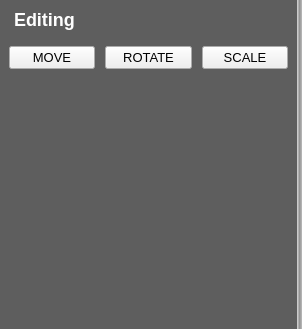
Above: WorldBuildingModule/ui/ObjectManipulationsWidget.ui from realXtend/tundra before the change. Below: the same form after it.
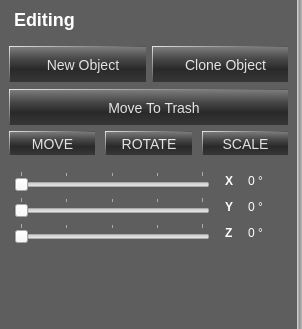
That is the form after the change. Icons and pictures are not drawn.

Commit message: World building: new rotate slider controls, clone, new and delete buttons for selected object. Better ui updating on selecting/deselecting object with manip mode enabled.

Diff of the .ui file:
```diff
--- a/WorldBuildingModule/ui/ObjectManipulationsWidget.ui
+++ b/WorldBuildingModule/ui/ObjectManipulationsWidget.ui
@@ -36,12 +36,52 @@
 	background-color: qlineargradient(spread:pad, x1:1, y1:1, x2:0, y2:1, stop:0 rgba(187, 187, 187, 255), stop:0.488636 rgba(147, 147, 147, 255), stop:1 rgba(216, 216, 216, 255));
 }
 
+QLabel {
+	font: Arial;
+	font-size: 12px;
+	color: white;
+}
+
 QLabel#editing_title {
-	font: Arial;
 	font-size: 18px;
 	font-weight: bold;
-	color: white;
 	padding-bottom: 10px;
+}
+
+QLabel#label_rotate_z_title, #label_rotate_x_title, #label_rotate_y_title {
+	font-weight: bold;
+}
+
+QFrame#rotate_frame {
+	border-radius: 10px;
+	padding-left: 5px;
+	padding-top: 10px;
+	padding-bottom: 10px;
+}
+
+QPushButton {
+	color: qlineargradient(spread:pad, x1:0, y1:1, x2:0, y2:0, stop:0 rgba(218, 218, 218, 255), stop:1 rgba(236, 236, 236, 255));
+	font: Arial;
+	font-size: 14px;
+	border-radius: 0px;
+	border: 0px;
+	border-left: 1px solid qlineargradient(spread:pad, x1:0, y1:0, x2:0, y2:1, stop:0 rgba(228, 228, 228, 255), stop:1 rgba(82, 82, 82, 255));
+	border-top: 1px solid qlineargradient(spread:pad, x1:0, y1:0, x2:1, y2:0, stop:0 rgba(228, 228, 228, 255), stop:1 rgba(82, 82, 82, 255));
+	background-color: qlineargradient(spread:pad, x1:0, y1:0, x2:0, y2:1, stop:0 rgba(128, 128, 128, 255), stop:0.352273 rgba(73, 73, 73, 255), stop:0.642045 rgba(41, 41, 41, 255), stop:1 rgba(55, 55, 55, 255));
+}
+
+QPushButton:disabled {
+	color: grey;
+}
+
+QPushButton:hover {
+	color: white;
+	background-color: qlineargradient(spread:pad, x1:0, y1:0, x2:0.369, y2:1, stop:0 rgba(128, 128, 128, 255), stop:0.352273 rgba(73, 73, 73, 255), stop:0.642045 rgba(41, 41, 41, 255), stop:1 rgba(55, 55, 55, 255));
+}
+
+QPushButton:pressed {
+	color: white;
+	background-color: qlineargradient(spread:pad, x1:0, y1:0, x2:0.164, y2:1, stop:0 rgba(66, 66, 66, 255), stop:0.352273 rgba(55, 55, 55, 255), stop:0.642045 rgba(41, 41, 41, 255), stop:1 rgba(55, 55, 55, 255));
 }</string>
   </property>
   <layout class="QVBoxLayout" name="verticalLayout">
@@ -95,6 +135,114 @@
              </property>
             </widget>
            </item>
+           <item>
+            <layout class="QHBoxLayout" name="horizontalLayout_6">
+             <item>
+              <widget class="QPushButton" name="button_new">
+               <property name="sizePolicy">
+                <sizepolicy hsizetype="Expanding" vsizetype="Fixed">
+                 <horstretch>0</horstretch>
+                 <verstretch>0</verstretch>
+                </sizepolicy>
+               </property>
+               <property name="minimumSize">
+                <size>
+                 <width>0</width>
+                 <height>36</height>
+                </size>
+               </property>
+               <property name="styleSheet">
+                <string notr="true">QPushButton {
+	background-image: url(&quot;./data/ui/images/worldbuilding/object_add.png&quot;);
+	background-repeat: no-repeat;
+	background-position: center left;
+	padding-left: 10px;
+}
+
+</string>
+               </property>
+               <property name="text">
+                <string>New Object</string>
+               </property>
+              </widget>
+             </item>
+             <item>
+              <widget class="QPushButton" name="button_clone">
+               <property name="sizePolicy">
+                <sizepolicy hsizetype="Expanding" vsizetype="Fixed">
+                 <horstretch>0</horstretch>
+                 <verstretch>0</verstretch>
+                </sizepolicy>
+               </property>
+               <property name="minimumSize">
+                <size>
+                 <width>0</width>
+                 <height>36</height>
+                </size>
+               </property>
+               <property name="styleSheet">
+                <string notr="true">QPushButton {
+	background-image: url(&quot;./data/ui/images/worldbuilding/object_clone.png&quot;);
+	background-repeat: no-repeat;
+	background-position: center left;
+	padding-left: 10px;
+}</string>
+               </property>
+               <property name="text">
+                <string>Clone Object</string>
+               </property>
+              </widget>
+             </item>
+            </layout>
+           </item>
+           <item>
+            <layout class="QHBoxLayout" name="horizontalLayout_11">
+             <item>
+              <spacer name="horizontalSpacer_2">
+               <property name="orientation">
+                <enum>Qt::Horizontal</enum>
+               </property>
+               <property name="sizeHint" stdset="0">
+                <size>
+                 <width>1</width>
+                 <height>1</height>
+                </size>
+               </property>
+              </spacer>
+             </item>
+            </layout>
+           </item>
+           <item>
+            <layout class="QHBoxLayout" name="horizontalLayout_12">
+             <item>
+              <widget class="QPushButton" name="button_delete">
+               <property name="sizePolicy">
+                <sizepolicy hsizetype="Expanding" vsizetype="Fixed">
+                 <horstretch>0</horstretch>
+                 <verstretch>0</verstretch>
+                </sizepolicy>
+               </property>
+               <property name="minimumSize">
+                <size>
+                 <width>172</width>
+                 <height>36</height>
+                </size>
+               </property>
+               <property name="styleSheet">
+                <string notr="true">QPushButton {
+	background-image: url(&quot;./data/ui/images/worldbuilding/object_delete.png&quot;);
+	background-repeat: no-repeat;
+	background-position: center left;
+	padding-left: 10px;
+}</string>
+               </property>
+               <property name="text">
+                <string>Move To Trash</string>
+               </property>
+              </widget>
+             </item>
+            </layout>
+           </item>
            <item>
             <layout class="QHBoxLayout" name="manip_button_layout">
              <property name="spacing">
@@ -102,9 +250,24 @@
              </property>
              <item>
               <widget class="QPushButton" name="pushButton_move">
+               <property name="minimumSize">
+                <size>
+                 <width>0</width>
+                 <height>24</height>
+                </size>
+               </property>
+               <property name="maximumSize">
+                <size>
+                 <width>16777215</width>
+                 <height>24</height>
+                </size>
+               </property>
                <property name="font">
                 <font>
-                 <pointsize>10</pointsize>
+                 <pointsize>-1</pointsize>
+                 <weight>50</weight>
+                 <italic>false</italic>
+                 <bold>false</bold>
                 </font>
                </property>
                <property name="text">
@@ -114,9 +277,24 @@
              </item>
              <item>
               <widget class="QPushButton" name="pushButton_rotate">
+               <property name="minimumSize">
+                <size>
+                 <width>0</width>
+                 <height>24</height>
+                </size>
+               </property>
+               <property name="maximumSize">
+                <size>
+                 <width>16777215</width>
+                 <height>24</height>
+                </size>
+               </property>
                <property name="font">
                 <font>
-                 <pointsize>10</pointsize>
+                 <pointsize>-1</pointsize>
+                 <weight>50</weight>
+                 <italic>false</italic>
+                 <bold>false</bold>
                 </font>
                </property>
                <property name="text">
@@ -126,9 +304,24 @@
              </item>
              <item>
               <widget class="QPushButton" name="pushButton_scale">
+               <property name="minimumSize">
+                <size>
+                 <width>0</width>
+                 <height>24</height>
+                </size>
+               </property>
+               <property name="maximumSize">
+                <size>
+                 <width>16777215</width>
+                 <height>24</height>
+                </size>
+               </property>
                <property name="font">
                 <font>
-                 <pointsize>10</pointsize>
+                 <pointsize>-1</pointsize>
+                 <weight>50</weight>
+                 <italic>false</italic>
+                 <bold>false</bold>
                 </font>
                </property>
                <property name="text">
@@ -138,6 +331,207 @@
              </item>
             </layout>
            </item>
+           <item>
+            <widget class="QFrame" name="rotate_frame">
+             <property name="frameShape">
+              <enum>QFrame::StyledPanel</enum>
+             </property>
+             <property name="frameShadow">
+              <enum>QFrame::Raised</enum>
+             </property>
+             <layout class="QVBoxLayout" name="verticalLayout_4">
+              <property name="margin">
+               <number>0</number>
+              </property>
+              <item>
+               <layout class="QHBoxLayout" name="horizontalLayout_4">
+                <property name="spacing">
+                 <number>15</number>
+                </property>
+                <item>
+                 <widget class="QSlider" name="slider_rotate_x">
+                  <property name="minimum">
+                   <number>0</number>
+                  </property>
+                  <property name="maximum">
+                   <number>360</number>
+                  </property>
+                  <property name="orientation">
+                   <enum>Qt::Horizontal</enum>
+                  </property>
+                  <property name="tickPosition">
+                   <enum>QSlider::TicksAbove</enum>
+                  </property>
+                  <property name="tickInterval">
+                   <number>90</number>
+                  </property>
+                 </widget>
+                </item>
+                <item>
+                 <widget class="QLabel" name="label_rotate_x_title">
+                  <property name="sizePolicy">
+                   <sizepolicy hsizetype="Fixed" vsizetype="Preferred">
+                    <horstretch>0</horstretch>
+                    <verstretch>0</verstretch>
+                   </sizepolicy>
+                  </property>
+                  <property name="text">
+                   <string>X</string>
+                  </property>
+                 </widget>
+                </item>
+                <item>
+                 <widget class="QLabel" name="label_rotate_x_value">
+                  <property name="sizePolicy">
+                   <sizepolicy hsizetype="Fixed" vsizetype="Preferred">
+                    <horstretch>0</horstretch>
+                    <verstretch>0</verstretch>
+                   </sizepolicy>
+                  </property>
+                  <property name="minimumSize">
+                   <size>
+                    <width>40</width>
+                    <height>0</height>
+                   </size>
+                  </property>
+                  <property name="text">
+                   <string>0 °</string>
+                  </property>
+                 </widget>
+                </item>
+               </layout>
+              </item>
+              <item>
+               <layout class="QHBoxLayout" name="horizontalLayout_5">
+                <property name="spacing">
+                 <number>15</number>
+                </property>
+                <item>
+                 <widget class="QSlider" name="slider_rotate_y">
+                  <property name="minimum">
+                   <number>0</number>
+                  </property>
+                  <property name="maximum">
+                   <number>360</number>
+                  </property>
+                  <property name="orientation">
+                   <enum>Qt::Horizontal</enum>
+                  </property>
+                  <property name="tickPosition">
+                   <enum>QSlider::TicksAbove</enum>
+                  </property>
+                  <property name="tickInterval">
+                   <number>90</number>
+                  </property>
+                 </widget>
+                </item>
+                <item>
+                 <widget class="QLabel" name="label_rotate_y_title">
+                  <property name="sizePolicy">
+                   <sizepolicy hsizetype="Fixed" vsizetype="Preferred">
+                    <horstretch>0</horstretch>
+                    <verstretch>0</verstretch>
+                   </sizepolicy>
+                  </property>
+                  <property name="text">
+                   <string>Y</string>
+                  </property>
+                 </widget>
+                </item>
+                <item>
+                 <widget class="QLabel" name="label_rotate_y_value">
+                  <property name="sizePolicy">
+                   <sizepolicy hsizetype="Fixed" vsizetype="Preferred">
+                    <horstretch>0</horstretch>
+                    <verstretch>0</verstretch>
+                   </sizepolicy>
+                  </property>
+                  <property name="minimumSize">
+                   <size>
+                    <width>40</width>
+                    <height>0</height>
+                   </size>
+                  </property>
+                  <property name="text">
+                   <string>0 °</string>
+                  </property>
+                 </widget>
+                </item>
+               </layout>
+              </item>
+              <item>
+               <layout class="QVBoxLayout" name="verticalLayout_3">
+                <item>
+                 <layout class="QHBoxLayout" name="horizontalLayout_2">
+                  <property name="spacing">
+                   <number>15</number>
+                  </property>
+                  <item>
+                   <widget class="QSlider" name="slider_rotate_z">
+                    <property name="minimum">
+                     <number>0</number>
+                    </property>
+                    <property name="maximum">
+                     <number>360</number>
+                    </property>
+                    <property name="orientation">
+                     <enum>Qt::Horizontal</enum>
+                    </property>
+                    <property name="tickPosition">
+                     <enum>QSlider::TicksAbove</enum>
+                    </property>
+                    <property name="tickInterval">
+                     <number>90</number>
+                    </property>
+                   </widget>
+                  </item>
+                  <item>
+                   <widget class="QLabel" name="label_rotate_z_title">
+                    <property name="sizePolicy">
+                     <sizepolicy hsizetype="Fixed" vsizetype="Preferred">
+                      <horstretch>0</horstretch>
+                      <verstretch>0</verstretch>
+                     </sizepolicy>
+                    </property>
+                    <property name="font">
+                     <font>
+                      <pointsize>-1</pointsize>
+                      <weight>75</weight>
+                      <italic>false</italic>
+                      <bold>true</bold>
+                     </font>
+                    </property>
+                    <property name="text">
+                     <string>Z</string>
+                    </property>
+                   </widget>
+                  </item>
+                  <item>
+                   <widget class="QLabel" name="label_rotate_z_value">
+                    <property name="sizePolicy">
+                     <sizepolicy hsizetype="Fixed" vsizetype="Preferred">
+                      <horstretch>0</horstretch>
+                      <verstretch>0</verstretch>
+                     </sizepolicy>
+                    </property>
+                    <property name="minimumSize">
+                     <size>
+                      <width>40</width>
+                      <height>0</height>
+                     </size>
+                    </property>
+                    <property name="text">
+                     <string>0 °</string>
+                    </property>
+                   </widget>
+                  </item>
+                 </layout>
+                </item>
+               </layout>
+              </item>
+             </layout>
+            </widget>
+           </item>
            <item>
             <spacer name="verticalSpacer">
              <property name="orientation">
```
The commit also changes 13 other files.
